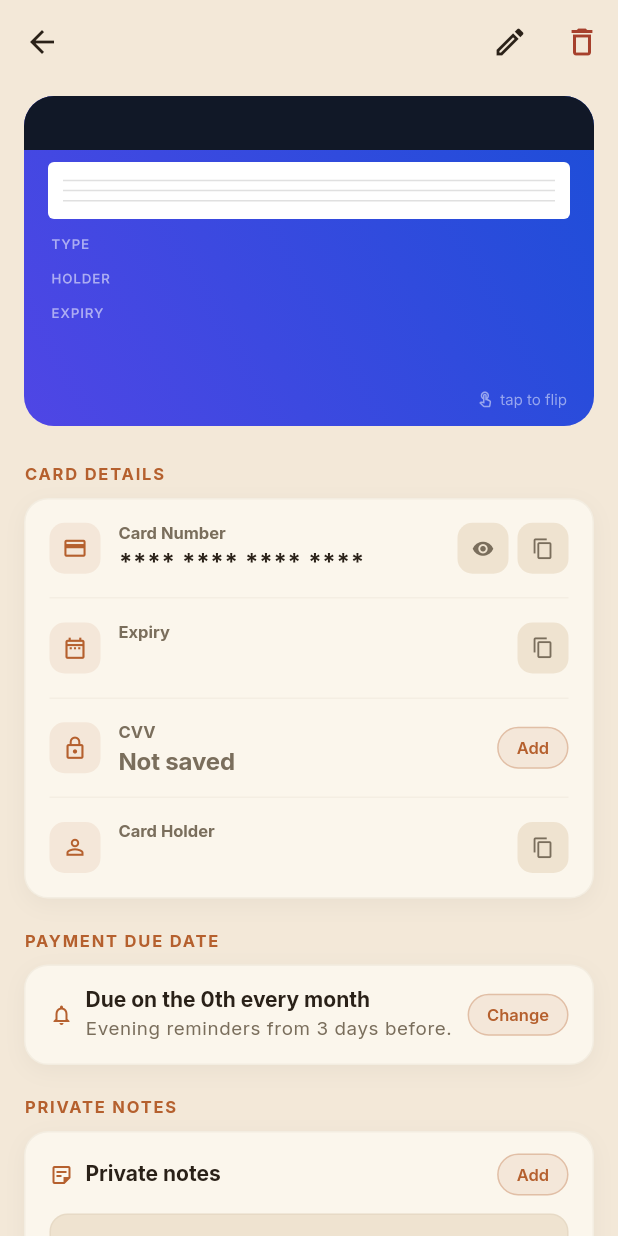
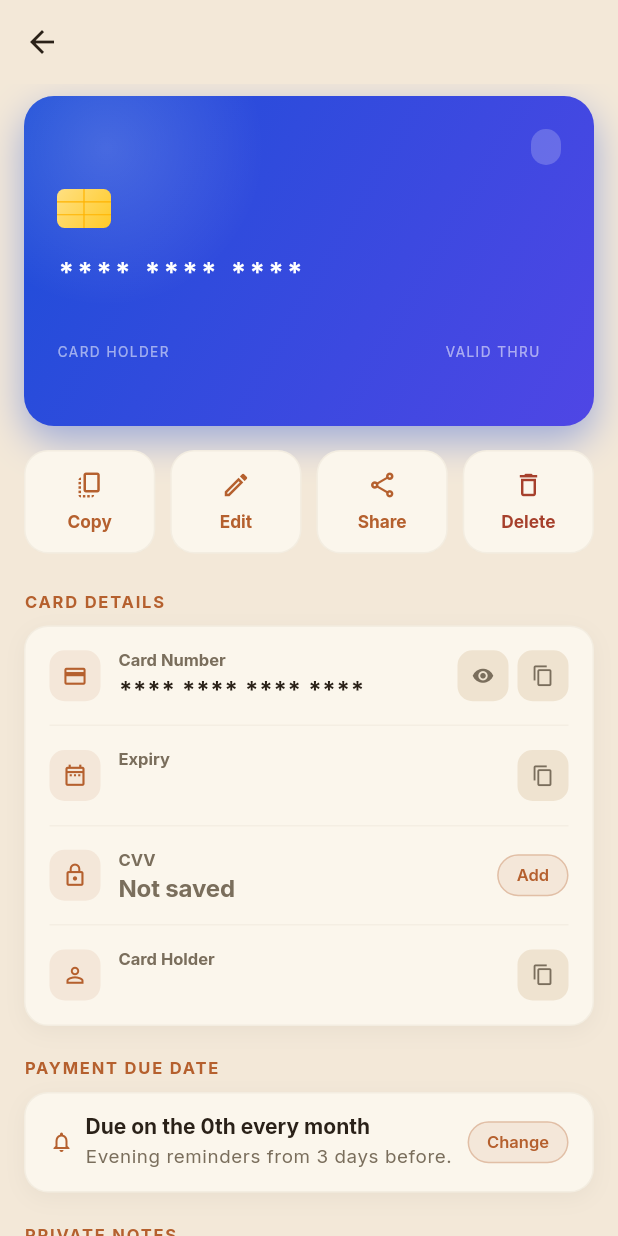
Before and after one commit to Geopaul94/credit_card_mananger, a Flutter app: the CardDetailScreen screen opened directly with empty values, on a phone screen of 412 x 824 dp. Run offline on Flutter 3.47's test engine with Material 3 defaults, Android fonts, the phone set to English and light mode, and no system bars; our stand-ins replace equatable, flutter_bloc, flutter_local_notifications, flutter_secure_storage, get_it, google_sign_in and 5 more; missing offline and left inert: encrypt, google_mlkit_text_recognition, googleapis; accounts and stored records are empty.

Commit message:
feat: action row on card detail (Copy/Edit/Share/Delete), stop auto-flip
- The card no longer auto-flips to the back on entry. It stayed on the
  front hiding the number/holder behind an unrequested animation; now it
  shows the front and only flips when the user taps it
- Edit and Delete move out of the app bar into a row of four buttons below
  the card visual: Copy, Edit, Share, Delete -- matching the shared design
- Copy now copies every field (bank/product, number, holder, expiry, CVV if
  stored) as one block of text, not a single value at a time
- Share hands the same block to the OS share sheet via share_plus, after a
  confirmation dialog -- it includes the full card number and CVV, so once
  it leaves the app there's no undo. The dialog says so before it's sent
- Copy and Share deliberately read from the same _detailsText() so they can
  never disagree about what 'all the card's details' means

```diff
--- a/lib/features/cards/presentation/pages/card_detail_screen/card_detail_screen.dart
+++ b/lib/features/cards/presentation/pages/card_detail_screen/card_detail_screen.dart
@@ -3,6 +3,7 @@ import 'dart:math' as math;
 import 'package:flutter/material.dart';
 import 'package:flutter/services.dart';
 import 'package:flutter_bloc/flutter_bloc.dart';
+import 'package:share_plus/share_plus.dart';
 
 import '../../../../../core/theme/card_palette.dart';
 import '../../../../../core/ui/responsive_layout.dart';
@@ -68,10 +69,9 @@ class _CardDetailScreenState extends State<CardDetailScreen>
       if (front != _showFront) setState(() => _showFront = front);
     });
 
-    // Auto-flip to show the back after entering
-    Future.delayed(const Duration(milliseconds: 350), () {
-      if (mounted) _flipCtrl.forward();
-    });
+    // Front stays showing until the user taps the card — it used to
+    // auto-flip to the back on entry, which briefly hid the number/holder
+    // behind an animation nobody asked for.
   }
 
   @override
@@ -86,6 +86,10 @@ class _CardDetailScreenState extends State<CardDetailScreen>
     Clipboard.setData(ClipboardData(text: value));
     // A short tick confirms the copy landed even if the snackbar is glanced past.
     HapticFeedback.selectionClick();
+    _showSnack('$label copied');
+  }
+
+  void _showSnack(String message) {
     ScaffoldMessenger.of(context)
       ..clearSnackBars()
       ..showSnackBar(
@@ -98,7 +102,7 @@ class _CardDetailScreenState extends State<CardDetailScreen>
                 size: 18,
               ),
               const SizedBox(width: 8),
-              Text('$label copied'),
+              Expanded(child: Text(message)),
             ],
           ),
           duration: const Duration(seconds: 2),
@@ -108,6 +112,57 @@ class _CardDetailScreenState extends State<CardDetailScreen>
           ),
         ),
       );
+  }
+
+  /// The card's fields as plain text — same set for both the "Copy" action
+  /// and "Share": number, holder, expiry, and CVV if one is stored. This is
+  /// everything needed to actually use the card elsewhere, so both actions
+  /// carry the same weight and the same warning applies to each.
+  String _detailsText() {
+    final buffer = StringBuffer()
+      ..writeln(_card.displayTitle)
+      ..writeln('Card Number: ${_card.formattedNumber}')
+      ..writeln('Card Holder: ${_card.holderName}')
+      ..writeln('Expiry: ${_card.expiryDate}');
+    if (_card.hasCvv) buffer.write('CVV: ${_card.cvv}');
+    return buffer.toString().trim();
+  }
+
+  void _copyAllDetails() {
+    Clipboard.setData(ClipboardData(text: _detailsText()));
+    HapticFeedback.selectionClick();
+    _showSnack('Card details copied');
+  }
+
+  /// Confirms before handing the OS share sheet a full card number and CVV —
+  /// once shared there's no undo, and it's easy to tap the wrong contact.
+  Future<void> _shareCard() async {
+    final proceed = await showDialog<bool>(
+      context: context,
+      builder: (ctx) => AlertDialog(
+        title: const Text('Share full card details?'),
+        content: Text(
+          'This includes the full card number'
+          '${_card.hasCvv ? " and CVV" : ""} for "${_card.displayTitle}". '
+          'Anyone you send it to could use it — share it the way you would '
+          'hand over the physical card.',
+        ),
+        actions: [
+          TextButton(
+            onPressed: () => Navigator.pop(ctx, false),
+            child: const Text('Cancel'),
+          ),
+          FilledButton(
+            onPressed: () => Navigator.pop(ctx, true),
+            child: const Text('Share'),
+          ),
+        ],
+      ),
+    );
+    if (proceed != true || !mounted) return;
+
+    HapticFeedback.selectionClick();
+    await Share.share(_detailsText(), subject: _card.displayTitle);
   }
 
   void _flip() {
@@ -184,18 +239,6 @@ class _CardDetailScreenState extends State<CardDetailScreen>
             _card.displayTitle,
             style: const TextStyle(fontWeight: FontWeight.w700),
           ),
-          actions: [
-            IconButton(
-              icon: const Icon(Icons.edit_outlined),
-              tooltip: 'Edit card',
-              onPressed: _editCard,
-            ),
-            IconButton(
-              icon: Icon(Icons.delete_outline, color: scheme.error),
-              tooltip: 'Delete card',
-              onPressed: _confirmDelete,
-            ),
-          ],
         ),
         body: ResponsiveContent(
           child: ListView(
@@ -207,6 +250,8 @@ class _CardDetailScreenState extends State<CardDetailScreen>
             ),
             children: [
               _buildCardVisual(),
+              SizedBox(height: context.spacing(16)),
+              _buildActionRow(scheme),
               SizedBox(height: context.spacing(24)),
               const SectionLabel(label: 'CARD DETAILS'),
               SizedBox(height: context.spacing(8)),
@@ -259,6 +304,47 @@ class _CardDetailScreenState extends State<CardDetailScreen>
           );
         },
       ),
+    );
+  }
+
+  // ── Action row (Copy / Edit / Share / Delete) ─────────────────────────────
+
+  Widget _buildActionRow(ColorScheme scheme) {
+    return Row(
+      children: [
+        Expanded(
+          child: _ActionButton(
+            icon: Icons.copy_all_outlined,
+            label: 'Copy',
+            onTap: _copyAllDetails,
+          ),
+        ),
+        const SizedBox(width: 10),
+        Expanded(
+          child: _ActionButton(
+            icon: Icons.edit_outlined,
+            label: 'Edit',
+            onTap: _editCard,
+          ),
+        ),
+        const SizedBox(width: 10),
+        Expanded(
+          child: _ActionButton(
+            icon: Icons.share_outlined,
+            label: 'Share',
+            onTap: _shareCard,
+          ),
+        ),
+        const SizedBox(width: 10),
+        Expanded(
+          child: _ActionButton(
+            icon: Icons.delete_outline,
+            label: 'Delete',
+            color: scheme.error,
+            onTap: _confirmDelete,
+          ),
+        ),
+      ],
     );
   }
 
@@ -488,3 +574,59 @@ class _CardDetailScreenState extends State<CardDetailScreen>
 
   // ── Helpers ───────────────────────────────────────────────────────────────
 }
+
+// ─── Action button ────────────────────────────────────────────────────────────
+
+/// One button in the Copy / Edit / Share / Delete row below the card visual.
+class _ActionButton extends StatelessWidget {
+  const _ActionButton({
+    required this.icon,
+    required this.label,
+    required this.onTap,
+    this.color,
+  });
+
+  final IconData icon;
+  final String label;
+  final VoidCallback onTap;
+
+  /// Overrides the default primary colour — used for Delete.
+  final Color? color;
+
+  @override
+  Widget build(BuildContext context) {
+    final scheme = Theme.of(context).colorScheme;
+    final tint = color ?? scheme.primary;
+
+    return Material(
+      color: scheme.surface,
+      borderRadius: BorderRadius.circular(16),
+      child: InkWell(
+        borderRadius: BorderRadius.circular(16),
+        onTap: onTap,
+        child: Container(
+          padding: const EdgeInsets.symmetric(vertical: 12),
+          decoration: BoxDecoration(
+            borderRadius: BorderRadius.circular(16),
+            border: Border.all(color: scheme.outline.withValues(alpha: 0.12)),
+          ),
+          child: Column(
+            mainAxisSize: MainAxisSize.min,
+            children: [
+              Icon(icon, size: 20, color: tint),
+              const SizedBox(height: 6),
+              Text(
+                label,
+                style: TextStyle(
+                  fontSize: 11.5,
+                  fontWeight: FontWeight.w700,
+                  color: tint,
+                ),
+              ),
+            ],
+          ),
+        ),
+      ),
+    );
+  }
+}
--- a/pubspec.yaml
+++ b/pubspec.yaml
@@ -39,6 +39,7 @@ dependencies:
   crypto: ^3.0.3
   flutter_secure_storage: ^9.2.2
   shared_preferences: ^2.3.2
+  share_plus: ^10.1.4
 
   # ── Google Drive backup ───────────────────────────────────────────────────
   google_sign_in: ^6.2.1
```
Also changed, not shown: pubspec.lock, 5 other files.
